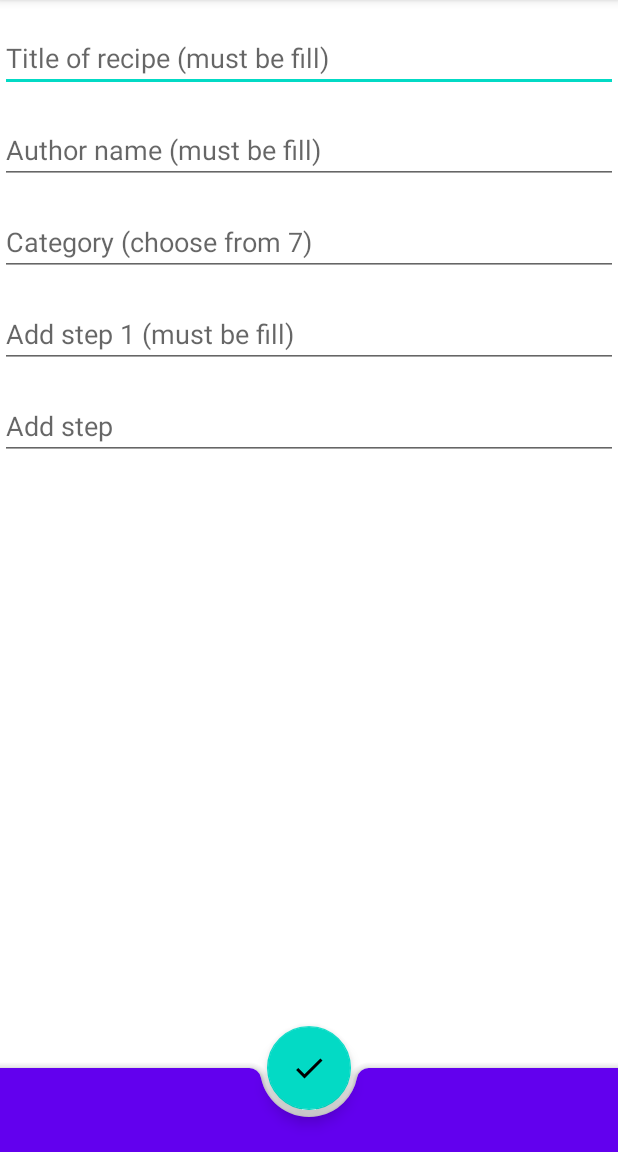
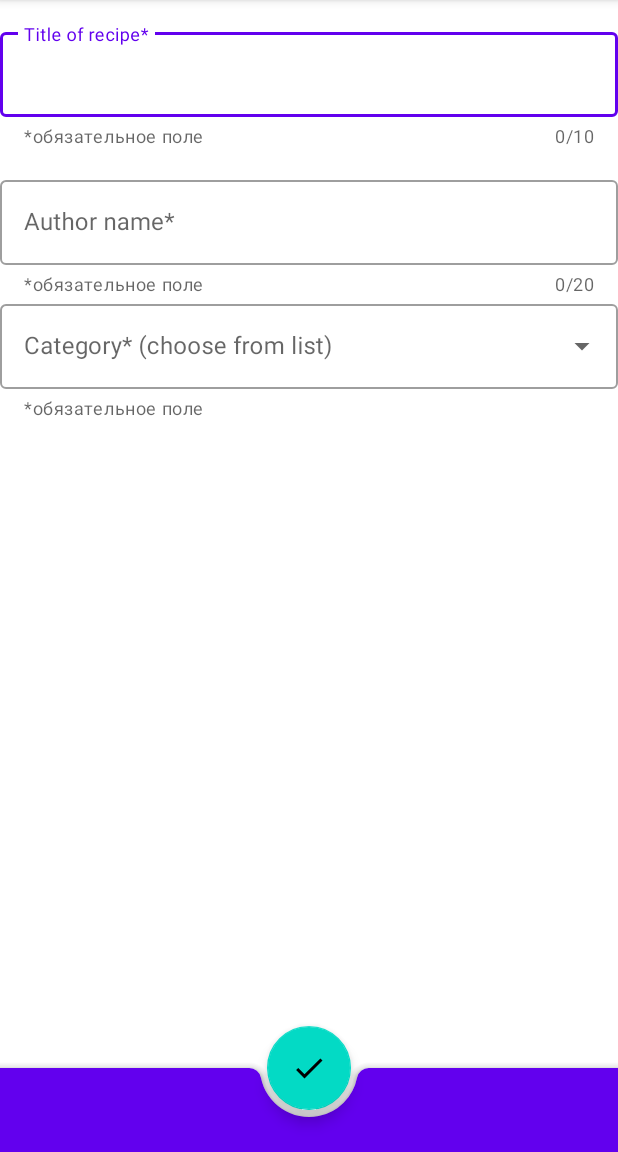
Before and after one commit to zkvKirov/NeRecipe, an Android app: the RecipeContentFragment screen opened through its navigation route, on a phone screen of 412 x 824 dp, the part 84-1236 px from its top. Run offline under Robolectric (Android 15) with nearby library versions, the phone set to English and light mode, and no system bars.

Commit message:
переделан ввод рецепта на TextInputLayout

```diff
--- a/app/src/main/java/ru/netology/nerecipe/ui/RecipeContentFragment.kt
+++ b/app/src/main/java/ru/netology/nerecipe/ui/RecipeContentFragment.kt
@@ -8,6 +8,7 @@ import android.widget.ArrayAdapter
 import android.widget.AutoCompleteTextView
 import android.widget.Toast
 import androidx.activity.addCallback
+import androidx.core.widget.doOnTextChanged
 import androidx.fragment.app.Fragment
 import androidx.fragment.app.setFragmentResult
 import androidx.navigation.fragment.findNavController
@@ -15,6 +16,7 @@ import androidx.navigation.fragment.navArgs
 import com.google.android.material.chip.Chip
 import ru.netology.nerecipe.R
 import ru.netology.nerecipe.databinding.RecipeContentFragmentBinding
+import ru.netology.nerecipe.util.AndroidUtils
 
 class RecipeContentFragment : Fragment() {
 
@@ -26,66 +28,52 @@ class RecipeContentFragment : Fragment() {
         savedInstanceState: Bundle?
     ) = RecipeContentFragmentBinding.inflate(layoutInflater, container, false).also { binding ->
 
-        binding.category.setOnClickListener {
-            if (binding.category.isFocused) {
-                binding.chipsGroup.visibility = View.VISIBLE
-            }
-        }
-        choiceChips(binding)
+        val items = listOf("Европейская", "Азиатская", "Паназиатская", "Восточная", "Американская", "Русская", "Средиземноморская")
+        //val items = listOf("Europe", "Asia", "Pan-Asian", "Eastern", "American", "Russian", "Mediterranean")
+        val adapter = ArrayAdapter(requireContext(), R.layout.list_item, items)
+        (binding.category.editText as? AutoCompleteTextView)?.setAdapter(adapter)
 
-        // код для автозаполнения поля
-//        val textView = binding.autocompleteField as AutoCompleteTextView
-//        val categories: Array<out String> = resources.getStringArray(R.array.categories_array)
-//        context?.let {
-//            ArrayAdapter<String>(it, android.R.layout.simple_list_item_1, categories).also { adapter ->
-//                textView.setAdapter(adapter)
-//            }
-//        }
+        binding.editTitle.editText?.setText(args.initialContent?.newTitle).toString()
+        binding.editAuthor.editText?.setText(args.initialContent?.newAuthor).toString()
+        binding.category.editText?.setText(args.initialContent?.newCategory).toString()
 
-        binding.editTitle.setText(args.initialContent?.newTitle)
-        binding.editAuthor.setText(args.initialContent?.newAuthor)
-        binding.category.setText(args.initialContent?.newCategory)
-        //binding.autocompleteField.setText(args.initialContent?.newCategory)
-        binding.editStep1.setText(args.initialContent?.newStep1)
-        binding.editStep2.setText(args.initialContent?.newStep2)
         binding.editTitle.requestFocus(0)
+
         binding.ok.setOnClickListener {
             onOkButtonClicked(binding)
         }
+
         val callback = requireActivity().onBackPressedDispatcher.addCallback(this) {
             val draft = Bundle(5)
-            draft.putString(NEW_TITLE, binding.editTitle.text.toString())
-            draft.putString(NEW_AUTHOR, binding.editAuthor.text.toString())
-            draft.putString(NEW_CATEGORY, binding.category.text.toString())
-            draft.putString(STEP1, binding.editStep1.text.toString())
-            draft.putString(STEP2, binding.editStep2.text.toString())
+            draft.putString(NEW_TITLE, binding.editTitle.editText?.text.toString())
+            draft.putString(NEW_AUTHOR, binding.editAuthor.editText?.text.toString())
+            draft.putString(NEW_CATEGORY, binding.category.editText?.text.toString())
             setFragmentResult(DRAFT_KEY, draft)
             Toast.makeText(context, "черновик рецепта сохранён", Toast.LENGTH_SHORT).show()
             findNavController().popBackStack()
         }
+
     }.root
 
-    private fun choiceChips(binding: RecipeContentFragmentBinding) {
-        binding.chipsGroup.setOnCheckedStateChangeListener { group, checkedId ->
-            val chip: Chip? = group.findViewById(checkedId.first())
-            chip?.let {
-                binding.category.setText(it.text)
-                binding.chipsGroup.visibility = View.GONE
-            }
+    private fun onOkButtonClicked(binding: RecipeContentFragmentBinding) {
+        if (binding.editTitle.editText?.text.isNullOrBlank()) {
+            binding.editTitle.error = getString(R.string.error)
+        } else if (binding.editAuthor.editText?.text.isNullOrBlank()) {
+            binding.authorTextField.error = getString(R.string.error)
+        } else if (binding.category.editText?.text.isNullOrBlank()) {
+            binding.category.error = getString(R.string.error)
+        } else {
+            binding.editTitle.error = null
+            binding.authorTextField.error = null
+            binding.category.error = null
+            val resultBundle = Bundle(5)
+            resultBundle.putString(NEW_TITLE, binding.editTitle.editText?.text.toString())
+            resultBundle.putString(NEW_AUTHOR, binding.editAuthor.editText?.text.toString())
+            resultBundle.putString(NEW_CATEGORY, binding.category.editText?.text.toString())
+            setFragmentResult(REQUEST_KEY, resultBundle)
+            findNavController().popBackStack()
         }
-    }
-
-    private fun onOkButtonClicked(binding: RecipeContentFragmentBinding) {
-        if (!binding.editTitle.text.isNullOrBlank()) {
-            val resultBundle = Bundle(5)
-            resultBundle.putString(NEW_TITLE, binding.editTitle.text.toString())
-            resultBundle.putString(NEW_AUTHOR, binding.editAuthor.text.toString())
-            resultBundle.putString(NEW_CATEGORY, binding.category.text.toString())
-            resultBundle.putString(STEP1, binding.editStep1.text.toString())
-            resultBundle.putString(STEP2, binding.editStep2.text.toString())
-            setFragmentResult(REQUEST_KEY, resultBundle)
-        }
-        findNavController().popBackStack()
+        AndroidUtils.hideKeyboard(binding.root)
     }
 
     companion object {
--- a/app/src/main/java/ru/netology/nerecipe/ui/RecipeFragment.kt
+++ b/app/src/main/java/ru/netology/nerecipe/ui/RecipeFragment.kt
@@ -18,6 +18,7 @@ import ru.netology.nerecipe.data.RecipeCard
 import ru.netology.nerecipe.data.RecipeCreateResult
 import ru.netology.nerecipe.databinding.RecipeFragmentBinding
 import ru.netology.nerecipe.helper.SimpleItemTouchHelperCallback
+import ru.netology.nerecipe.util.AndroidUtils
 import ru.netology.nerecipe.viewModel.RecipeViewModel
 import ru.netology.nmedia.util.SingleLiveEvent
 
@@ -30,7 +31,7 @@ class RecipeFragment : Fragment() {
     private var draft: RecipeCreateResult? = null
     private var checkboxes: ArrayList<String>? = null
     lateinit var recipeCardslist: ArrayList<RecipeCard>
-    lateinit var adapter: RecipeAdapter
+    private lateinit var adapter: RecipeAdapter
 
 
     override fun onCreate(savedInstanceState: Bundle?) {
--- /dev/null
+++ b/app/src/main/java/ru/netology/nerecipe/util/Utils.kt
@@ -0,0 +1,18 @@
+package ru.netology.nerecipe.util
+
+import android.content.Context
+import android.view.View
+import android.view.inputmethod.InputMethodManager
+
+object AndroidUtils {
+    fun hideKeyboard(view: View) {
+        val imm = view.context.getSystemService(Context.INPUT_METHOD_SERVICE) as InputMethodManager
+        imm.hideSoftInputFromWindow(view.windowToken, /* flags = */0)
+    }
+
+    fun showKeyboard(view: View) {
+        val imm = view.context.getSystemService(Context.INPUT_METHOD_SERVICE) as InputMethodManager
+        imm.showSoftInput(view, /* flags = */0)
+    }
+
+}
--- /dev/null
+++ b/app/src/main/res/layout/list_item.xml
@@ -0,0 +1,10 @@
+<?xml version="1.0" encoding="utf-8"?>
+<TextView
+    xmlns:android="http://schemas.android.com/apk/res/android"
+    android:layout_width="match_parent"
+    android:layout_height="wrap_content"
+    android:padding="16dp"
+    android:ellipsize="end"
+    android:maxLines="1"
+    android:textAppearance="?attr/textAppearanceSubtitle1"
+    />
--- a/app/src/main/res/layout/recipe_content_fragment.xml
+++ b/app/src/main/res/layout/recipe_content_fragment.xml
@@ -6,132 +6,86 @@
     android:layout_height="match_parent"
     tools:context=".ui.RecipeContentFragment">
 
+    <ScrollView
+        android:layout_width="match_parent"
+        android:layout_height="wrap_content"
+        android:orientation="vertical">
+
         <androidx.constraintlayout.widget.ConstraintLayout
             android:id="@+id/post_edit_window"
             android:layout_width="match_parent"
-        android:layout_height="match_parent"
+            android:layout_height="wrap_content"
             android:gravity="start|top"
             app:layout_constraintHeight_default="percent"
             app:layout_constraintHeight_percent="0.9">
 
-        <androidx.appcompat.widget.AppCompatEditText
+            <com.google.android.material.textfield.TextInputLayout
                 android:id="@+id/edit_title"
+                style="@style/Widget.MaterialComponents.TextInputLayout.OutlinedBox"
                 android:layout_width="match_parent"
                 android:layout_height="wrap_content"
                 android:layout_marginTop="@dimen/common_spacing"
                 android:hint="@string/title_of_recipe"
-            android:inputType="textMultiLine"
-            app:layout_constraintTop_toTopOf="@id/post_edit_window" />
+                android:inputType="textAutoCorrect"
+                app:counterEnabled="true"
+                app:counterMaxLength="10"
+                app:endIconMode="clear_text"
+                app:errorEnabled="true"
+                app:helperText="*обязательное поле"
+                app:helperTextEnabled="true"
+                app:layout_constraintTop_toTopOf="@id/post_edit_window">
 
-        <androidx.appcompat.widget.AppCompatEditText
+                <com.google.android.material.textfield.TextInputEditText
+                    android:id="@+id/title_text_field"
+                    android:layout_width="match_parent"
+                    android:layout_height="wrap_content" />
+
+            </com.google.android.material.textfield.TextInputLayout>
+
+            <com.google.android.material.textfield.TextInputLayout
                 android:id="@+id/edit_author"
+                style="@style/Widget.MaterialComponents.TextInputLayout.OutlinedBox"
                 android:layout_width="match_parent"
                 android:layout_height="wrap_content"
                 android:layout_marginTop="@dimen/common_spacing"
                 android:hint="@string/author_name"
-            android:inputType="text"
-            app:layout_constraintTop_toBottomOf="@id/edit_title" />
+                android:inputType="textMultiLine"
+                app:counterEnabled="true"
+                app:counterMaxLength="20"
+                app:endIconMode="clear_text"
+                app:errorEnabled="true"
+                app:helperText="*обязательное поле"
+                app:helperTextEnabled="true"
+                app:layout_constraintTop_toBottomOf="@id/edit_title">
 
-        <androidx.appcompat.widget.AppCompatEditText
+                <com.google.android.material.textfield.TextInputEditText
+                    android:id="@+id/author_text_field"
+                    android:layout_width="match_parent"
+                    android:layout_height="wrap_content" />
+
+            </com.google.android.material.textfield.TextInputLayout>
+
+            <com.google.android.material.textfield.TextInputLayout
                 android:id="@+id/category"
+                style="@style/Widget.MaterialComponents.TextInputLayout.OutlinedBox.ExposedDropdownMenu"
                 android:layout_width="match_parent"
                 android:layout_height="wrap_content"
-            android:layout_marginTop="@dimen/common_spacing"
                 android:hint="@string/category"
-            android:inputType="text"
-            app:layout_constraintTop_toBottomOf="@id/edit_author" />
+                app:errorEnabled="true"
+                app:helperText="*обязательное поле"
+                app:layout_constraintTop_toBottomOf="@+id/edit_author">
 
-        <!--код для автозаполнения
                 <AutoCompleteTextView
-            android:id="@+id/autocomplete_field"
-            android:layout_width="fill_parent"
-            android:layout_height="wrap_content"
-            android:layout_marginTop="@dimen/common_spacing"
-            app:layout_constraintTop_toBottomOf="@id/edit_author"
-            app:layout_constraintStart_toStartOf="parent"
-            app:layout_constraintEnd_toEndOf="parent"
-            android:hint="начни вводить категорию"/>-->
-
-        <androidx.appcompat.widget.AppCompatEditText
-            android:id="@+id/edit_step1"
+                    android:id="@+id/category_text_field"
                     android:layout_width="match_parent"
                     android:layout_height="wrap_content"
-            android:layout_marginTop="@dimen/common_spacing"
-            android:hint="@string/add_step_1"
-            android:inputType="textMultiLine"
-            app:layout_constraintTop_toBottomOf="@id/category" />
+                    android:inputType="none" />
 
-        <androidx.appcompat.widget.AppCompatEditText
-            android:id="@+id/edit_step2"
-            android:layout_width="match_parent"
-            android:layout_height="wrap_content"
-            android:layout_marginTop="@dimen/common_spacing"
-            android:hint="@string/add_step"
-            android:inputType="textMultiLine"
-            app:layout_constraintTop_toBottomOf="@id/edit_step1" />
+            </com.google.android.material.textfield.TextInputLayout>
 
-        <com.google.android.material.chip.ChipGroup
-            android:id="@+id/chipsGroup"
-            android:layout_width="wrap_content"
-            android:layout_height="wrap_content"
-            android:visibility="gone"
-            app:singleSelection="true"
-            app:layout_constraintTop_toBottomOf="@id/category"
-            app:layout_constraintStart_toStartOf="parent"
-            app:layout_constraintEnd_toEndOf="parent">
-
-            <com.google.android.material.chip.Chip
-                android:id="@+id/chip1"
-                android:text="@string/europe"
-                style="@style/Widget.MaterialComponents.Chip.Choice"
-                android:layout_width="wrap_content"
-                android:layout_height="wrap_content" />
-
-            <com.google.android.material.chip.Chip
-                android:id="@+id/chip2"
-                android:text="@string/asia"
-                style="@style/Widget.MaterialComponents.Chip.Choice"
-                android:layout_width="wrap_content"
-                android:layout_height="wrap_content" />
-
-            <com.google.android.material.chip.Chip
-                android:id="@+id/chip3"
-                android:text="@string/pan_asian"
-                style="@style/Widget.MaterialComponents.Chip.Choice"
-                android:layout_width="wrap_content"
-                android:layout_height="wrap_content" />
-
-            <com.google.android.material.chip.Chip
-                android:id="@+id/chip4"
-                android:text="@string/eastern"
-                style="@style/Widget.MaterialComponents.Chip.Choice"
-                android:layout_width="wrap_content"
-                android:layout_height="wrap_content" />
-
-            <com.google.android.material.chip.Chip
-                android:id="@+id/chip5"
-                android:text="@string/american"
-                style="@style/Widget.MaterialComponents.Chip.Choice"
-                android:layout_width="wrap_content"
-                android:layout_height="wrap_content" />
-
-            <com.google.android.material.chip.Chip
-                android:id="@+id/chip6"
-                android:text="@string/russian"
-                style="@style/Widget.MaterialComponents.Chip.Choice"
-                android:layout_width="wrap_content"
-                android:layout_height="wrap_content" />
-
-            <com.google.android.material.chip.Chip
-                android:id="@+id/chip7"
-                android:text="@string/mediterranean"
-                style="@style/Widget.MaterialComponents.Chip.Choice"
-                android:layout_width="wrap_content"
-                android:layout_height="wrap_content" />
-        </com.google.android.material.chip.ChipGroup>
 
         </androidx.constraintlayout.widget.ConstraintLayout>
-
+    </ScrollView>
 
     <com.google.android.material.bottomappbar.BottomAppBar
         android:id="@+id/bottomAppBar"
--- a/app/src/main/res/values/strings.xml
+++ b/app/src/main/res/values/strings.xml
@@ -8,9 +8,9 @@
     <string name="recipe_save">Save recipe</string>
     <string name="add_step_1">Add step 1 (must be fill)</string>
     <string name="add_step">Add step</string>
-    <string name="category">Category (choose from 7)</string>
-    <string name="author_name">Author name (must be fill)</string>
-    <string name="title_of_recipe">Title of recipe (must be fill)</string>
+    <string name="category">Category* (choose from list)</string>
+    <string name="author_name">Author name*</string>
+    <string name="title_of_recipe">Title of recipe*</string>
     <string name="search">Search</string>
     <string name="filter">Filter</string>
     <string name="recipes">Recipes</string>
@@ -24,14 +24,7 @@
     <string name="mediterranean">Mediterranean</string>
     <string name="icon">icon</string>
     <string name="empty_space">Empty space</string>
+    <string name="required">"*Required"</string>
+    <string name="error">"Error: field must be fill"</string>
 
-    <string-array name="categories_array">
-        <item>Europe</item>
-        <item>Asia</item>
-        <item>Pan-Asian</item>
-        <item>Eastern</item>
-        <item>American</item>
-        <item>Russian</item>
-        <item>Mediterranean</item>
-    </string-array>
 </resources>
```
Also changed, not shown: 1 other file. Lines whose indentation alone changed are shown as unchanged.
